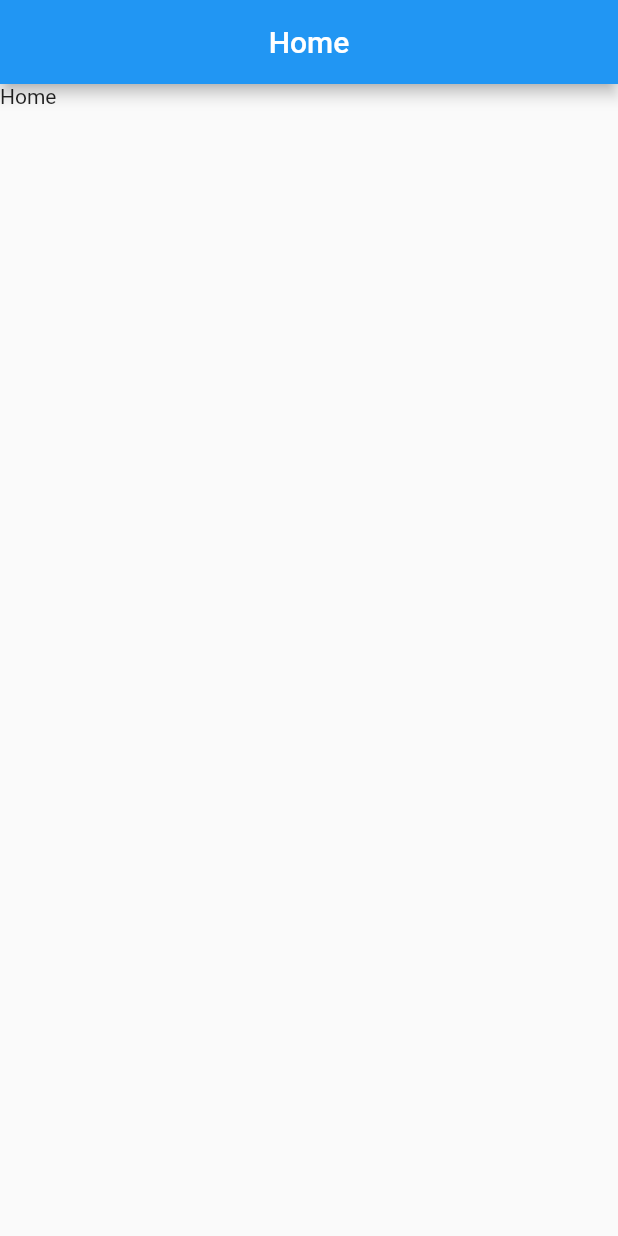
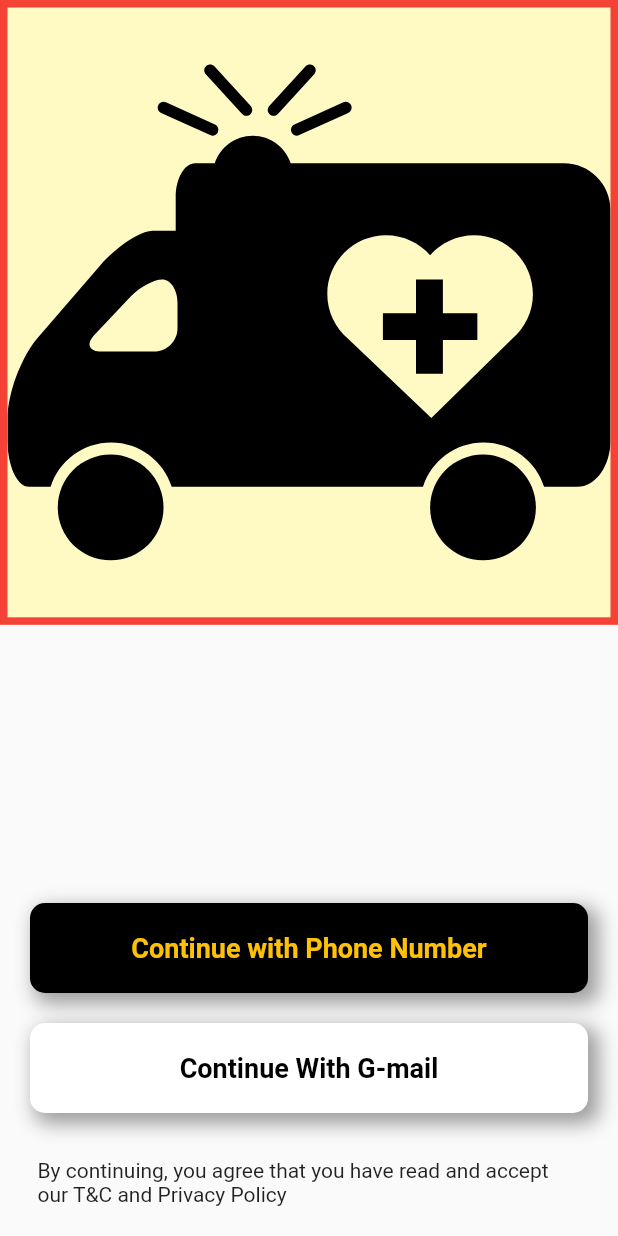
Before and after one commit to suraj9562/care-flight, a Flutter app: the screen it shows after launch, on a phone screen of 412 x 824 dp. Run offline on Flutter 3.47's test engine with Material 2 defaults, Android fonts, the phone set to English and light mode, and no system bars; our stand-ins replace cloud_firestore, country_code_picker, firebase_auth, firebase_core, flutter_secure_storage, flutter_svg and 3 more; accounts and stored records are empty.

Commit message:
half done with login

```diff
--- a/lib/main.dart
+++ b/lib/main.dart
@@ -1,22 +1,57 @@
 import 'package:care_flight/Home.dart';
+import 'package:care_flight/screens/Login/MainScreen.dart';
 import 'package:flutter/material.dart';
+import 'package:firebase_core/firebase_core.dart';
+import 'package:flutter_secure_storage/flutter_secure_storage.dart';
 
-void main() {
+void main() async{
+  WidgetsFlutterBinding.ensureInitialized();
+  await Firebase.initializeApp();
   runApp(const MyApp());
 }
 
-class MyApp extends StatelessWidget {
+class MyApp extends StatefulWidget {
   const MyApp({Key? key}) : super(key: key);
 
-  // This widget is the root of your application.
+  @override
+  State<MyApp> createState() => _MyAppState();
+}
+
+class _MyAppState extends State<MyApp> {
+
+  final storage = new FlutterSecureStorage();
+
+  Future<bool> checkLogin() async{
+    String? value = await storage.read(key: 'uid');
+    if(value == null){
+      return false;
+    }
+    return true;
+  }
+
   @override
   Widget build(BuildContext context) {
     return MaterialApp(
+      debugShowCheckedModeBanner: false,
       title: 'Flutter Demo',
       theme: ThemeData(
-        primarySwatch: Colors.blue,
+        primarySwatch: Colors.amber,
       ),
-      home: const Home(),
+      home: FutureBuilder(
+          future: checkLogin(),
+          builder:(BuildContext context, AsyncSnapshot<bool> snapshot ){
+            if(snapshot.data==false){
+              return MainScreen();
+            }
+            else if(snapshot.connectionState == ConnectionState.waiting){
+              return Container(
+                color: Colors.grey,
+                child: CircularProgressIndicator(),
+              );
+            }
+            return Home();
+          }
+      ),
     );
   }
 }
--- /dev/null
+++ b/lib/screens/Login/MainScreen.dart
@@ -0,0 +1,146 @@
+import 'package:care_flight/Home.dart';
+import 'package:care_flight/db/usermanagement.dart';
+import 'package:care_flight/screens/Login/MobileNumberScreen.dart';
+import 'package:flutter/material.dart';
+import 'package:flutter_svg/flutter_svg.dart';
+import 'package:firebase_auth/firebase_auth.dart';
+import 'package:flutter_secure_storage/flutter_secure_storage.dart';
+import 'package:google_sign_in/google_sign_in.dart';
+
+class MainScreen extends StatefulWidget {
+  const MainScreen({Key? key}) : super(key: key);
+
+  @override
+  State<MainScreen> createState() => _MainScreenState();
+}
+
+class _MainScreenState extends State<MainScreen> {
+
+  final storage = new FlutterSecureStorage();
+
+  final googleSignIn = GoogleSignIn();
+
+  late GoogleSignInAccount _user;
+  GoogleSignInAccount get user => _user;
+
+  Future googleLogin() async {
+    try {
+      final googleUser = await googleSignIn.signIn();
+
+      if (googleUser == null) return;
+      _user = googleUser;
+
+      final googleAuth = await googleUser.authentication;
+      final credential = GoogleAuthProvider.credential(
+        accessToken: googleAuth.accessToken,
+        idToken: googleAuth.idToken,
+      );
+      await FirebaseAuth.instance.signInWithCredential(credential);
+      User? p = FirebaseAuth.instance.currentUser;
+      await storage.write(key: 'uid', value: p!.uid);
+      await setUserByEmail(p.email.toString(), p.displayName.toString());
+    } catch (e) {
+      // ignore: avoid_print
+      print(e.toString());
+    }
+  }
+
+
+  @override
+  Widget build(BuildContext context) {
+    return Scaffold(
+      body: Column(
+        mainAxisAlignment: MainAxisAlignment.spaceBetween,
+        children: [
+          Container(
+            // height: 300,
+            decoration: BoxDecoration(
+                color: Colors.yellow[100],
+                border: Border.all(
+                  color: Colors.red,
+                  width: 5,
+                )),
+            child: SvgPicture.asset("assets/images/ambulance.svg",matchTextDirection: false,),
+          ),
+          Column(
+            children: [
+              Container(
+                width: double.infinity,
+                height: 60,
+                margin: EdgeInsets.symmetric(vertical: 10, horizontal: 20),
+                decoration:  BoxDecoration(
+                  color: Colors.black,
+                  borderRadius: BorderRadius.circular(10),
+                  boxShadow: const[
+                    BoxShadow(
+                      color: Colors.grey,
+                      blurRadius: 10.0, // soften the shadow
+                      spreadRadius: 2.0, //extend the shadow
+                      offset: Offset(
+                        5.0, // Move to right 10  horizontally
+                        5.0, // Move to bottom 10 Vertically
+                      ),
+                    ),
+                  ],
+                ),
+                child: TextButton(
+                  onPressed: (){
+                    Navigator.push(context, MaterialPageRoute(builder: (context)=> MobileNumber()));
+                  },
+                  child: const Text(
+                      "Continue with Phone Number",
+                    style: TextStyle(
+                      fontWeight: FontWeight.bold,
+                      color: Colors.amber,
+                      fontSize: 18
+                    ),
+                  ),
+                )
+              ),
+              Container(
+                  width: double.infinity,
+                  height: 60,
+                  margin: EdgeInsets.symmetric(vertical: 10, horizontal: 20),
+                  decoration:  BoxDecoration(
+                    color: Colors.white,
+                    borderRadius: BorderRadius.circular(10),
+                    boxShadow: const[
+                      BoxShadow(
+                        color: Colors.grey,
+                        blurRadius: 10.0, // soften the shadow
+                        spreadRadius: 2.0, //extend the shadow
+                        offset: Offset(
+                          5.0, // Move to right 10  horizontally
+                          5.0, // Move to bottom 10 Vertically
+                        ),
+                      ),
+                    ],
+                  ),
+                  child: TextButton(
+                    onPressed: () async{
+                      await googleLogin();
+                      Navigator.pushReplacement(context, MaterialPageRoute(builder: (context)=> Home()));
+                    },
+                    child: const Text(
+                      "Continue With G-mail",
+                      style: TextStyle(
+                          fontWeight: FontWeight.bold,
+                          color: Colors.black,
+                          fontSize: 18
+                      ),
+                    ),
+                  )
+              ),
+              Container(
+                margin: EdgeInsets.symmetric(vertical: 20, horizontal: 25),
+                  child: const Text(
+                      "By continuing, you agree that you have read and accept our T&C and Privacy Policy"
+                  )
+              ),
+            ],
+          )
+        ],
+      ),
+    );
+  }
+}
```
Also changed, not shown: lib/Home.dart (+53 -0 lines), lib/db/usermanagement.dart (added, +21 -0 lines), lib/screens/Login/MobileNumberScreen.dart (added, +130 -0 lines), lib/screens/Login/OtpManagerScreen.dart (added, +147 -0 lines), pubspec.yaml (+16 -3 lines), assets/images/ambulance.svg (added), pubspec.lock, 3 other files.
